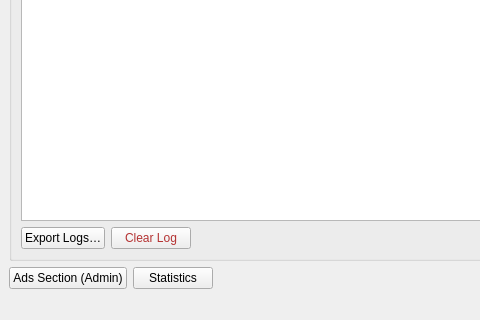
This is server/ui/server_console_window.ui in imMAMZI/kalaNet as Qt 5 draws it before an edit; both pictures show x 0 to 480 and y 280 to 600 of the 960 by 600 pixel window. The edited form follows.
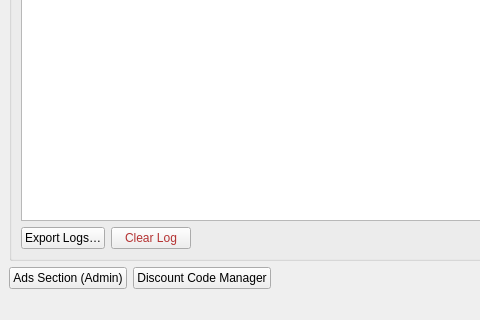
This is the edited form.

Commit message: Implement end-to-end discount code management and checkout support

```diff
--- a/server/ui/server_console_window.ui
+++ b/server/ui/server_console_window.ui
@@ -198,7 +198,7 @@
                         <item>
                             <widget class="QPushButton" name="pushButtonShowStats">
                                 <property name="text">
-                                    <string>Statistics</string>
+                                    <string>Discount Code Manager</string>
                                 </property>
                             </widget>
                         </item>
```
The commit also changes 20 other files.
